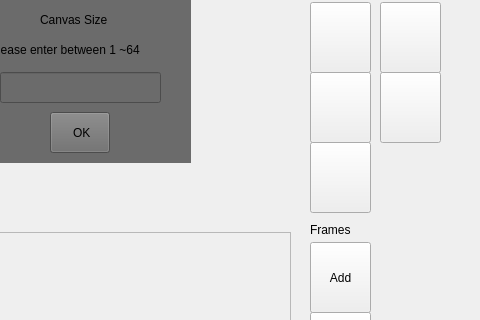
This is mainwindow.ui in University-of-Utah-CS3505/a8-sprite-editor-f24-ZYTW as Qt 5 draws it before an edit; both pictures show x 320 to 800 and y 208 to 528 of the 800 by 676 pixel window. The edited form follows.
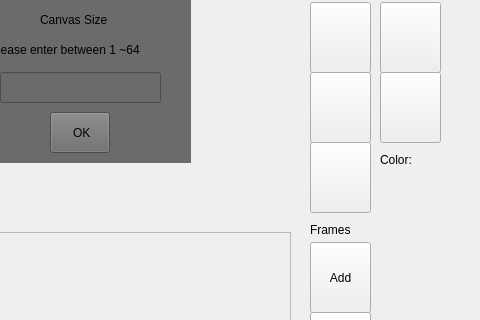
This is the edited form. Icons and pictures are not drawn.

```diff
--- a/mainwindow.ui
+++ b/mainwindow.ui
@@ -405,6 +405,32 @@
      </property>
     </widget>
    </widget>
+   <widget class="QLabel" name="textColor_ignore">
+    <property name="geometry">
+     <rect>
+      <x>700</x>
+      <y>360</y>
+      <width>61</width>
+      <height>16</height>
+     </rect>
+    </property>
+    <property name="text">
+     <string>Color:</string>
+    </property>
+   </widget>
+   <widget class="QLabel" name="labelColor">
+    <property name="geometry">
+     <rect>
+      <x>700</x>
+      <y>380</y>
+      <width>61</width>
+      <height>31</height>
+     </rect>
+    </property>
+    <property name="text">
+     <string/>
+    </property>
+   </widget>
   </widget>
   <widget class="QMenuBar" name="menubar">
    <property name="geometry">
```
Left out of the diff: 2 changed lines with no effect on the pictures.
